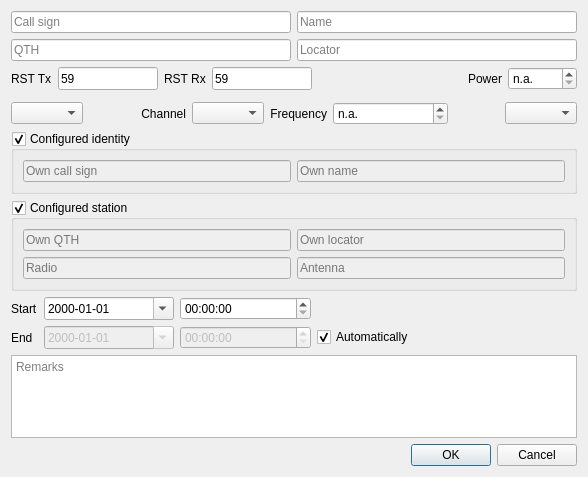
The window that ui_files/DragonLog_QSOForm.ui (gitandy/DragonLog) describes before a commit, drawn with Qt 5.
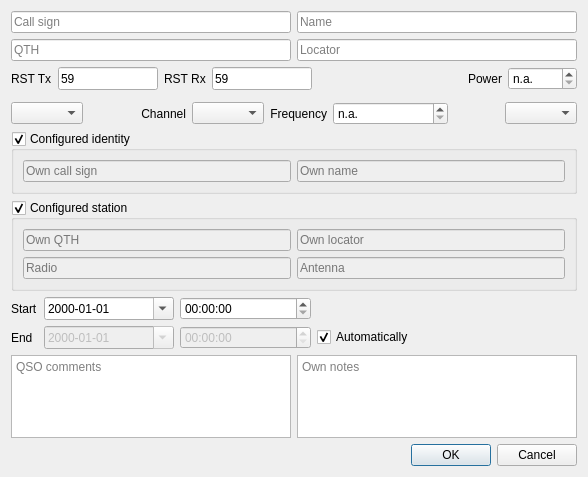
The same window after the commit.

Commit message: Added comments field and changed remarks to notes

```diff
--- a/ui_files/DragonLog_QSOForm.ui
+++ b/ui_files/DragonLog_QSOForm.ui
@@ -432,14 +432,28 @@
       </layout>
      </item>
      <item>
+      <layout class="QHBoxLayout" name="horizontalLayout_4">
+       <item>
+        <widget class="QTextEdit" name="commentsTextEdit">
+         <property name="textInteractionFlags">
+          <set>Qt::LinksAccessibleByKeyboard|Qt::LinksAccessibleByMouse|Qt::TextBrowserInteraction|Qt::TextEditable|Qt::TextEditorInteraction|Qt::TextSelectableByKeyboard|Qt::TextSelectableByMouse</set>
+         </property>
+         <property name="placeholderText">
+          <string>QSO comments</string>
+         </property>
+        </widget>
+       </item>
+       <item>
       <widget class="QTextEdit" name="remarksTextEdit">
        <property name="textInteractionFlags">
         <set>Qt::LinksAccessibleByKeyboard|Qt::LinksAccessibleByMouse|Qt::TextBrowserInteraction|Qt::TextEditable|Qt::TextEditorInteraction|Qt::TextSelectableByKeyboard|Qt::TextSelectableByMouse</set>
        </property>
        <property name="placeholderText">
-        <string>Remarks</string>
-       </property>
-      </widget>
+          <string>Own notes</string>
+         </property>
+        </widget>
+       </item>
+      </layout>
      </item>
     </layout>
    </item>
```
Left out of the diff: 2 changed lines with no effect on the pictures. Lines whose indentation alone changed are shown as unchanged. The commit also changes 2 other files.
